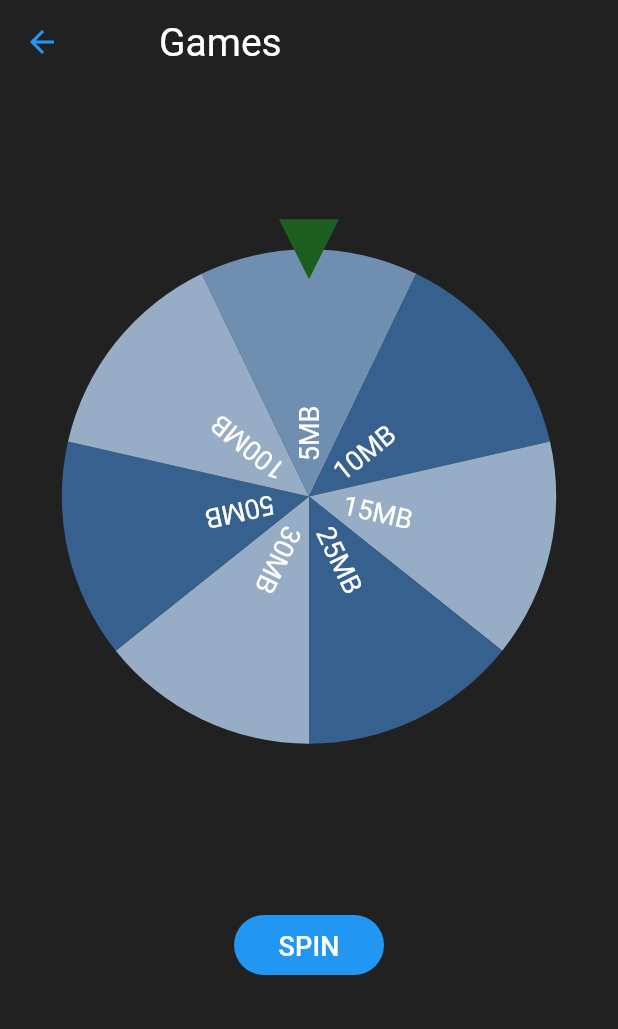
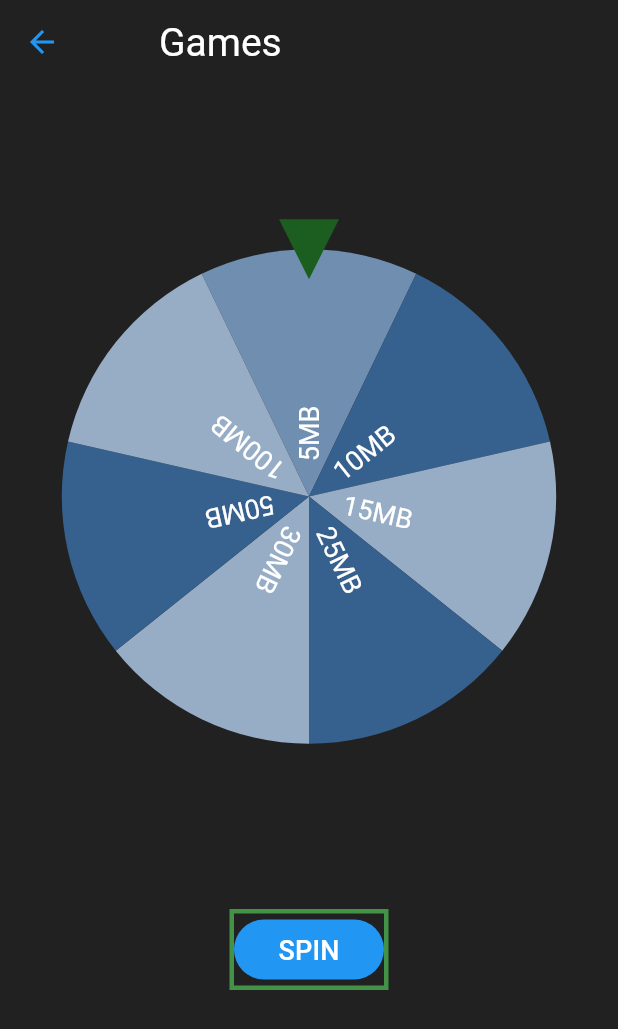
Before and after one commit to Kheemwel/aa-tv-app, a Flutter app: the screen it shows after launch, after a tap on the "menu" icon, after a tap on "Games", on a phone screen of 412 x 824 dp. Shown: the top 1029 px of the screen. Run offline on Flutter 3.47's test engine with Material 3 defaults, Android fonts, the phone set to English and light mode, and no system bars; drawn by our look-alikes of flutter_fortune_wheel; our stand-ins replace sqflite; accounts and stored records are empty; network calls fail.

Commit message:
feat(ui): add custom style when focusing some widgets

```diff
--- /dev/null
+++ b/lib/custom_widgets/focus_twinkling_border_button.dart
@@ -0,0 +1,71 @@
+import 'package:flutter/material.dart';
+
+class FocusTwinklingBorderContainer extends StatefulWidget {
+  const FocusTwinklingBorderContainer(
+      {super.key, this.autofocus = false, this.isContentCentered = true, required this.child});
+
+  final Widget child;
+  final bool autofocus;
+  final bool isContentCentered;
+
+  @override
+  State<FocusTwinklingBorderContainer> createState() =>
+      _FocusTwinklingBorderContainerState();
+}
+
+class _FocusTwinklingBorderContainerState
+    extends State<FocusTwinklingBorderContainer>
+    with SingleTickerProviderStateMixin {
+  late AnimationController _controller;
+  late Animation<double> _animation;
+
+  @override
+  void initState() {
+    super.initState();
+    _controller = AnimationController(
+      vsync: this,
+      duration: const Duration(milliseconds: 750),
+    );
+    _animation = Tween<double>(begin: 0, end: 1).animate(_controller);
+    _controller.addListener(() {
+      setState(() {});
+    });
+  }
+
+  @override
+  void dispose() {
+    _controller.dispose();
+    super.dispose();
+  }
+
+  void _handleFocusChange(bool hasFocus) {
+    if (hasFocus) {
+      _controller.repeat(reverse: true);
+    } else {
+      _controller.reset();
+    }
+  }
+
+  @override
+  Widget build(BuildContext context) {
+    return Focus(
+      autofocus: widget.autofocus,
+      onFocusChange: _handleFocusChange,
+      child: AnimatedBuilder(
+        animation: _animation,
+        builder: (context, child) {
+          return Container(
+            alignment: widget.isContentCentered ? Alignment.center : null,
+            decoration: BoxDecoration(
+              border: Border.all(
+                color: Colors.green.withOpacity(_animation.value),
+                width: 3.0,
+              ),
+            ),
+            child: widget.child,
+          );
+        },
+      ),
+    );
+  }
+}
--- a/lib/games/games_page.dart
+++ b/lib/games/games_page.dart
@@ -1,5 +1,6 @@
 import 'dart:async';
 import 'dart:convert';
+import 'package:flutter_android_tv_box/custom_widgets/focus_twinkling_border_button.dart';
 import 'package:flutter_android_tv_box/database/sqlite_notifications.dart';
 import 'package:intl/intl.dart';
 
@@ -187,15 +188,20 @@ class _FortuneSpinWheelState extends State<FortuneSpinWheel> {
           ),
           // if (_selectedItem == '')
           if (true)
-            TextButton(
+            FocusTwinklingBorderContainer(
+              isContentCentered: false,
+                autofocus: true,
+                child: TextButton(
+                  autofocus: true,
                   style: TextButton.styleFrom(
-                  fixedSize: const Size(100, 25), backgroundColor: Colors.blue),
+                      fixedSize: const Size(100, 25),
+                      backgroundColor: Colors.blue),
                   onPressed: _handleSpin,
                   child: const Text(
                     'SPIN',
                     style: TextStyle(color: Colors.white, fontSize: 18),
                   ),
-            ),
+                )),
         ],
       ),
     );
@@ -203,7 +209,7 @@ class _FortuneSpinWheelState extends State<FortuneSpinWheel> {
 
   @override
   void dispose() {
-    // _sqLiteNotification.dispose();
+    _sqLiteNotification.dispose();
     super.dispose();
   }
 }
--- a/lib/home/home_screen.dart
+++ b/lib/home/home_screen.dart
@@ -1,4 +1,5 @@
 import 'package:flutter/material.dart';
+import 'package:flutter_android_tv_box/custom_widgets/focus_twinkling_border_button.dart';
 import 'package:flutter_android_tv_box/home/announcements_tab.dart';
 import 'package:flutter_android_tv_box/home/events_tab.dart';
 import 'package:flutter_android_tv_box/home/menu_button.dart';
@@ -9,8 +10,9 @@ class HomeScreen extends StatelessWidget {
   const HomeScreen({super.key});
 
   final TabBar _tabBar = const TabBar.secondary(
+    indicatorPadding: EdgeInsets.zero,
     tabs: <Widget>[
-      CustomTab(text: 'Videos', icon: Icons.video_collection),
+      CustomTab(autofocus: true, text: 'Videos', icon: Icons.video_collection),
       CustomTab(text: 'Announcements', icon: Icons.notifications),
       CustomTab(text: 'Events', icon: Icons.event_note),
     ],
@@ -24,9 +26,11 @@ class HomeScreen extends StatelessWidget {
       child: Scaffold(
         appBar: AppBar(
             actions: [
-              IconButton(onPressed: () {}, icon: const Icon(Icons.search)),
-              const SizedBox(width: 15,),
-              IconButton(
+              FocusTwinklingBorderContainer(child: IconButton(onPressed: () {}, icon: const Icon(Icons.search))),
+              const SizedBox(
+                width: 15,
+              ),
+              FocusTwinklingBorderContainer(child: IconButton(
                   onPressed: () {
                     Navigator.push(
                       context,
@@ -34,17 +38,22 @@ class HomeScreen extends StatelessWidget {
                           builder: (context) => const NotificationsPage()),
                     );
                   },
-                  icon: const Icon(Icons.notifications)),
-              const SizedBox(width: 15,),
-              const MenuButton(),
-              const SizedBox(width: 15,),
+                  icon: const Icon(Icons.notifications))),
+              const SizedBox(
+                width: 15,
+              ),
+              const FocusTwinklingBorderContainer(child: MenuButton()),
+              const SizedBox(
+                width: 15,
+              ),
             ],
             bottom: PreferredSize(
               preferredSize: _tabBar.preferredSize,
               child: ColoredBox(
                 color: Color(Colors.grey[800]!.value),
                 child: _tabBar,
-                ))),
+              ),
+            )),
         body: const TabBarView(
           children: <Widget>[
             VideosTab(),
@@ -57,17 +66,18 @@ class HomeScreen extends StatelessWidget {
   }
 }
 
-
 class CustomTab extends StatelessWidget {
-  const CustomTab({super.key, required this.text, required this.icon});
+  const CustomTab({super.key, this.autofocus = false, required this.text, required this.icon});
 
   final String text;
   final IconData icon;
+  final bool autofocus;
 
   @override
   Widget build(BuildContext context) {
-    // TODO: implement build
-    return Tab(
+    return FocusTwinklingBorderContainer(
+      autofocus: autofocus,
+      child: Tab(
         child: Row(
           mainAxisAlignment: MainAxisAlignment.center,
           crossAxisAlignment: CrossAxisAlignment.center,
@@ -79,6 +89,8 @@ class CustomTab extends StatelessWidget {
             const SizedBox(width: 10),
             Text(text),
           ],
-    ));
+        ),
+      ),
+    );
   }
 }
--- a/lib/home/menu_button.dart
+++ b/lib/home/menu_button.dart
@@ -1,5 +1,6 @@
 import 'package:flutter/material.dart';
 import 'package:flutter_android_tv_box/about/about_page.dart';
+import 'package:flutter_android_tv_box/custom_widgets/focus_twinkling_border_button.dart';
 import 'package:flutter_android_tv_box/games/games_page.dart';
 import 'package:flutter_android_tv_box/settings/settings_page.dart';
 
@@ -11,6 +12,7 @@ class MenuButton extends StatefulWidget {
 }
 
 class _MenuButton extends State<MenuButton> {
+
   @override
   Widget build(BuildContext context) {
     return MenuAnchor(
@@ -28,14 +30,28 @@ class _MenuButton extends State<MenuButton> {
             tooltip: 'Show menu',
           );
         },
-        menuChildren:  [
-          buildMenuItemButton(context: context, text: 'Games', icon: Icons.games, page: const GamesPage()),
-          buildMenuItemButton(context: context, text: 'Settings', icon: Icons.settings, page: const SettingsPage()),
-          buildMenuItemButton(context: context, text: 'About', icon: Icons.info, page: const AboutPage()),
+        menuChildren: [
+          FocusTwinklingBorderContainer(
+              child: buildMenuItemButton(
+                  context: context,
+                  text: 'Games',
+                  icon: Icons.games,
+                  page: const GamesPage())),
+          FocusTwinklingBorderContainer(
+              child: buildMenuItemButton(
+                  context: context,
+                  text: 'Settings',
+                  icon: Icons.settings,
+                  page: const SettingsPage())),
+          FocusTwinklingBorderContainer(
+              child: buildMenuItemButton(
+                  context: context,
+                  text: 'About',
+                  icon: Icons.info,
+                  page: const AboutPage())),
         ]);
   }
 }
-
 
 MenuItemButton buildMenuItemButton(
     {required BuildContext context,
--- a/lib/home/videos_tab.dart
+++ b/lib/home/videos_tab.dart
@@ -1,4 +1,5 @@
 import 'package:flutter/material.dart';
+import 'package:flutter_android_tv_box/custom_widgets/focus_twinkling_border_button.dart';
 
 class VideosTab extends StatefulWidget {
   const VideosTab({super.key});
@@ -7,8 +8,7 @@ class VideosTab extends StatefulWidget {
   State<VideosTab> createState() => _VideosTabState();
 }
 
-class _VideosTabState extends State<VideosTab>
-    with TickerProviderStateMixin {
+class _VideosTabState extends State<VideosTab> with TickerProviderStateMixin {
   late final TabController _tabController;
 
   @override
@@ -32,13 +32,13 @@ class _VideosTabState extends State<VideosTab>
           child: TabBar.secondary(
             controller: _tabController,
             tabs: const <Widget>[
-              Tab(text: 'Live TV'),
-              Tab(text: 'News'),
-              Tab(text: 'Politics'),
-              Tab(text: 'Education'),
-              Tab(text: 'Sports'),
-              Tab(text: 'Music & Arts'),
-              Tab(text: 'Business'),
+              FocusableSecondTab(text: 'Live TV'),
+              FocusableSecondTab(text: 'News'),
+              FocusableSecondTab(text: 'Politics'),
+              FocusableSecondTab(text: 'Education'),
+              FocusableSecondTab(text: 'Sports'),
+              FocusableSecondTab(text: 'Music & Arts'),
+              FocusableSecondTab(text: 'Business'),
             ],
           ),
         ),
@@ -60,3 +60,14 @@ class _VideosTabState extends State<VideosTab>
     );
   }
 }
+
+class FocusableSecondTab extends StatelessWidget {
+  const FocusableSecondTab({super.key, required this.text});
+
+  final String text;
+
+  @override
+  Widget build(BuildContext context) {
+    return FocusTwinklingBorderContainer(child: Tab(text: text,));
+  }
+}
--- a/lib/main.dart
+++ b/lib/main.dart
@@ -38,7 +38,9 @@ class MyApp extends StatelessWidget {
           scaffoldBackgroundColor: Colors.grey[900],
           tabBarTheme: TabBarTheme(
             dividerColor: Colors.transparent,
+            dividerHeight: 0,
             indicator: BoxDecoration(color: Colors.green[900]),
+            labelPadding: EdgeInsets.zero, // remove default padding in tabs
             labelStyle: const TextStyle(
                 color: Colors.white, fontWeight: FontWeight.bold, fontSize: 18),
             unselectedLabelColor: Colors.white,
--- a/lib/settings/settings_page.dart
+++ b/lib/settings/settings_page.dart
@@ -24,7 +24,7 @@ class _SettingsPage extends State<SettingsPage> {
           children: [
             ListTile(
               focusColor: Colors.green[900],
-              tileColor: Colors.transparent,
+              tileColor: Colors.grey,
               textColor: Colors.white,
               title: const Text(
                 'Auto Delete Notifications',
```
Lines whose indentation alone changed are shown as unchanged.
